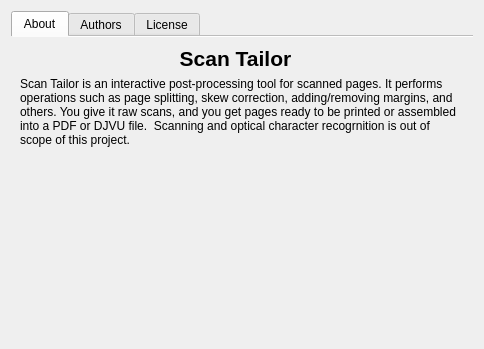
Before: the Qt Designer form ui/AboutDialog.ui in ImageProcessing-ElectronicPublications/scantailor-deviant, drawn with Qt 5.
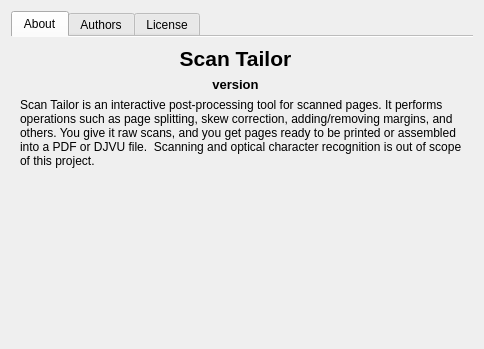
After: the same form once the commit is applied. The open tabs and pages were chosen to show the change. Icons and pictures are not drawn.

Commit message: Add version to the About dialog and fix a typo.

Diff of the .ui file:
```diff
--- a/ui/AboutDialog.ui
+++ b/ui/AboutDialog.ui
@@ -30,7 +30,7 @@
        <item row="3" column="0" colspan="2">
         <widget class="QLabel" name="label_4">
          <property name="text">
-          <string>Scan Tailor is an interactive post-processing tool for scanned pages. It performs operations such as page splitting, skew correction, adding/removing margins, and others. You give it raw scans, and you get pages ready to be printed or assembled into a PDF or DJVU file.  Scanning and optical character recogrnition is out of scope of this project.</string>
+          <string>Scan Tailor is an interactive post-processing tool for scanned pages. It performs operations such as page splitting, skew correction, adding/removing margins, and others. You give it raw scans, and you get pages ready to be printed or assembled into a PDF or DJVU file.  Scanning and optical character recognition is out of scope of this project.</string>
          </property>
          <property name="wordWrap">
           <bool>true</bool>
@@ -70,7 +70,7 @@
          </property>
         </widget>
        </item>
-       <item row="0" column="1">
+       <item row="0" column="1" rowspan="2">
         <widget class="QLabel" name="label">
          <property name="text">
           <string notr="true"/>
@@ -80,6 +80,20 @@
          </property>
         </widget>
        </item>
+       <item row="1" column="0">
+        <widget class="QLabel" name="version">
+         <property name="styleSheet">
+          <string notr="true">font-size:10pt;
+font-weight:bold;</string>
+         </property>
+         <property name="text">
+          <string notr="true">version</string>
+         </property>
+         <property name="alignment">
+          <set>Qt::AlignHCenter|Qt::AlignTop</set>
+         </property>
+        </widget>
+       </item>
       </layout>
      </widget>
      <widget class="QWidget" name="tab_2">
```
Left out of the diff: 8 changed lines with no effect on the pictures. The commit also changes 1 other file.
